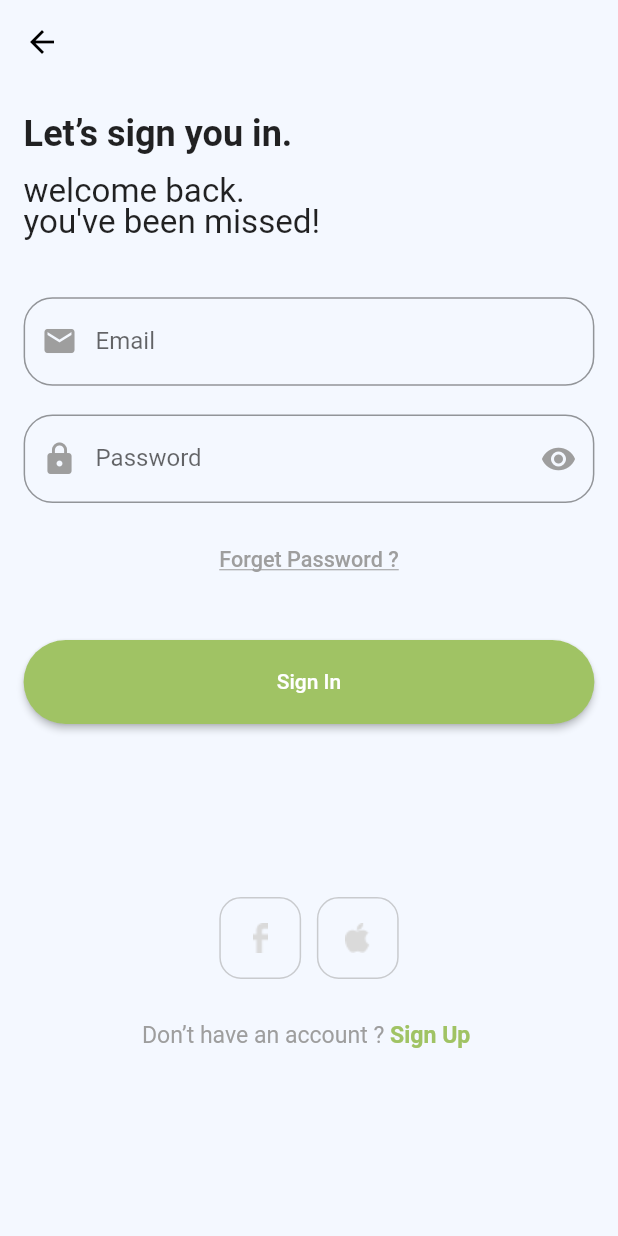
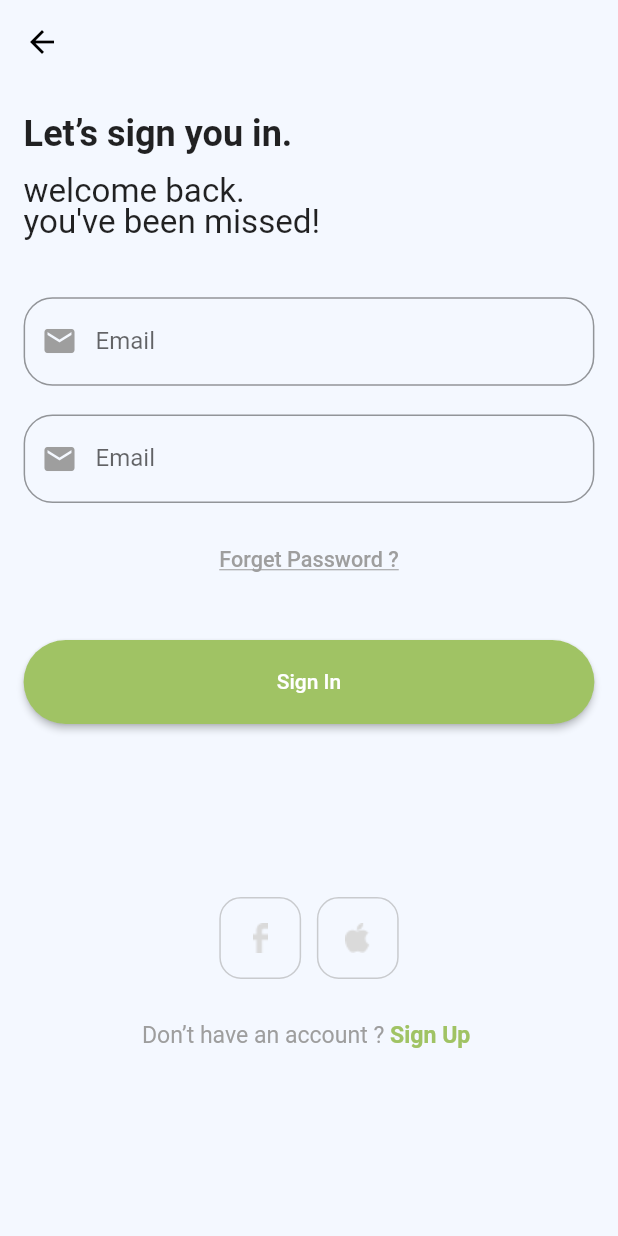
Before and after one commit to RamadanJawad/World-Peace, a Flutter app: the screen it shows after launch, after a tap on "Sign in", on a phone screen of 412 x 824 dp. Run offline on Flutter 3.47's test engine with Material 2 defaults, Android fonts, the phone set to English and light mode, and no system bars; our stand-ins replace custom_navigation_bar, flutter_screenutil, get, google_fonts, persistent_bottom_nav_bar; Roboto replaces fonts that are missing (Cairo).

Commit message:
remove customPassword

```diff
--- a/lib/view/widget/auth/bodySignIn.dart
+++ b/lib/view/widget/auth/bodySignIn.dart
@@ -52,14 +52,10 @@ class BodySignIn extends StatelessWidget {
                         SizedBox(
                           height: 20.h,
                         ),
-                        CustomPassword(
-                          obscureText: controller.show_pass,
-                          controller: controller.password,
-                          function: () {
-                            controller.showPassword();
-                          },
-                          label: 'Password',
-                        ),
+                        CustomFiled(
+                            controller: controller.email,
+                            icon: Icons.email,
+                            label: 'Email'),
                         SizedBox(
                           height: 15.h,
                         ),
```
